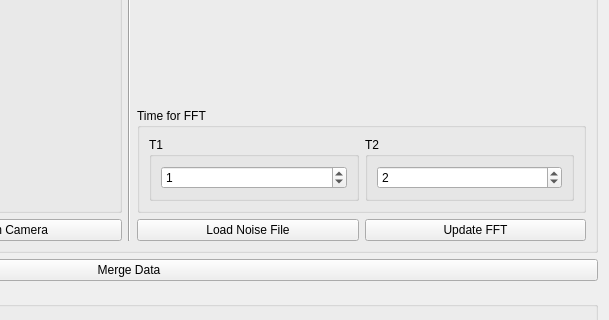
Qt form src/views/MergeDataWidget.ui (frmeu9/projet_fin_etude) before a commit; both pictures show x 351 to 960 and y 154 to 474 of the 960 by 848 pixel window.
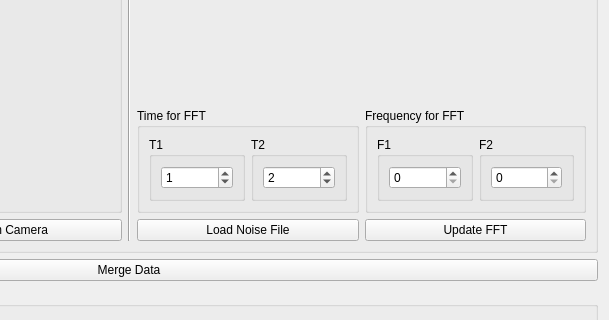
The same form after that commit.

Commit message: frequency for fft + hardcode alignment

What changed in the file:
```diff
--- a/src/views/MergeDataWidget.ui
+++ b/src/views/MergeDataWidget.ui
@@ -158,7 +158,7 @@
             </property>
            </widget>
           </item>
-          <item row="1" column="0" colspan="2">
+          <item row="1" column="0">
            <widget class="QGroupBox" name="groupBox_3">
             <property name="sizePolicy">
              <sizepolicy hsizetype="Preferred" vsizetype="Fixed">
@@ -211,6 +211,39 @@
             </layout>
            </widget>
           </item>
+          <item row="1" column="1">
+           <widget class="QGroupBox" name="groupBox_6">
+            <property name="title">
+             <string>Frequency for FFT</string>
+            </property>
+            <layout class="QGridLayout" name="gridLayout_11">
+             <item row="0" column="0">
+              <widget class="QGroupBox" name="groupBox_7">
+               <property name="title">
+                <string>F1</string>
+               </property>
+               <layout class="QGridLayout" name="gridLayout_12">
+                <item row="0" column="0">
+                 <widget class="QSpinBox" name="SB_frequency1"/>
+                </item>
+               </layout>
+              </widget>
+             </item>
+             <item row="0" column="1">
+              <widget class="QGroupBox" name="groupBox_8">
+               <property name="title">
+                <string>F2</string>
+               </property>
+               <layout class="QGridLayout" name="gridLayout_13">
+                <item row="0" column="0">
+                 <widget class="QSpinBox" name="SB_frequency2"/>
+                </item>
+               </layout>
+              </widget>
+             </item>
+            </layout>
+           </widget>
+          </item>
          </layout>
         </item>
        </layout>
```
The commit also changes 1 other file.
